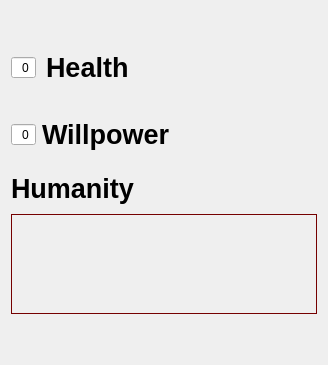
Old version of the form indicators.ui in the repository Pkow1999/Vampire-The-Masquerade-v5-Character-Sheet-for-Android.
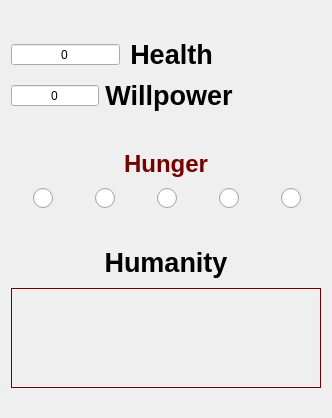
New version of the form. Icons and pictures are not drawn.

Commit message: Completed indicators

Diff of the .ui file:
```diff
--- a/indicators.ui
+++ b/indicators.ui
@@ -6,8 +6,8 @@
    <rect>
     <x>0</x>
     <y>0</y>
-    <width>328</width>
-    <height>365</height>
+    <width>332</width>
+    <height>418</height>
    </rect>
   </property>
   <property name="sizePolicy">
@@ -58,7 +58,7 @@
       <number>10</number>
      </property>
      <property name="sizeConstraint">
-      <enum>QLayout::SetDefaultConstraint</enum>
+      <enum>QLayout::SetMinimumSize</enum>
      </property>
      <item>
       <layout class="QVBoxLayout" name="HealthParentLayout">
@@ -70,11 +70,17 @@
          <item>
           <widget class="QSpinBox" name="healthModifier">
            <property name="sizePolicy">
-            <sizepolicy hsizetype="Maximum" vsizetype="Maximum">
+            <sizepolicy hsizetype="Expanding" vsizetype="Maximum">
              <horstretch>0</horstretch>
              <verstretch>0</verstretch>
             </sizepolicy>
            </property>
+           <property name="minimumSize">
+            <size>
+             <width>0</width>
+             <height>0</height>
+            </size>
+           </property>
            <property name="focusPolicy">
             <enum>Qt::ClickFocus</enum>
            </property>
@@ -82,7 +88,7 @@
             <enum>Qt::RightToLeft</enum>
            </property>
            <property name="alignment">
-            <set>Qt::AlignRight|Qt::AlignTrailing|Qt::AlignVCenter</set>
+            <set>Qt::AlignCenter</set>
            </property>
            <property name="buttonSymbols">
             <enum>QAbstractSpinBox::NoButtons</enum>
@@ -112,8 +118,27 @@
            <property name="text">
             <string>Health</string>
            </property>
+           <property name="alignment">
+            <set>Qt::AlignCenter</set>
+           </property>
           </widget>
          </item>
+         <item>
+          <spacer name="horizontalSpacer_2">
+           <property name="orientation">
+            <enum>Qt::Horizontal</enum>
+           </property>
+           <property name="sizeType">
+            <enum>QSizePolicy::Expanding</enum>
+           </property>
+           <property name="sizeHint" stdset="0">
+            <size>
+             <width>40</width>
+             <height>20</height>
+            </size>
+           </property>
+          </spacer>
+         </item>
         </layout>
        </item>
        <item>
@@ -147,7 +172,7 @@
             <bool>true</bool>
            </property>
            <property name="sizePolicy">
-            <sizepolicy hsizetype="Maximum" vsizetype="Maximum">
+            <sizepolicy hsizetype="Expanding" vsizetype="Maximum">
              <horstretch>0</horstretch>
              <verstretch>0</verstretch>
             </sizepolicy>
@@ -159,7 +184,7 @@
             <enum>Qt::RightToLeft</enum>
            </property>
            <property name="alignment">
-            <set>Qt::AlignRight|Qt::AlignTrailing|Qt::AlignVCenter</set>
+            <set>Qt::AlignCenter</set>
            </property>
            <property name="buttonSymbols">
             <enum>QAbstractSpinBox::NoButtons</enum>
@@ -196,10 +221,26 @@
             <string>Willpower</string>
            </property>
            <property name="alignment">
-            <set>Qt::AlignLeading|Qt::AlignLeft|Qt::AlignVCenter</set>
+            <set>Qt::AlignCenter</set>
            </property>
           </widget>
          </item>
+         <item>
+          <spacer name="horizontalSpacer">
+           <property name="orientation">
+            <enum>Qt::Horizontal</enum>
+           </property>
+           <property name="sizeType">
+            <enum>QSizePolicy::Expanding</enum>
+           </property>
+           <property name="sizeHint" stdset="0">
+            <size>
+             <width>40</width>
+             <height>20</height>
+            </size>
+           </property>
+          </spacer>
+         </item>
         </layout>
        </item>
        <item>
@@ -214,6 +255,235 @@
        </item>
       </layout>
      </item>
+     <item>
+      <spacer name="verticalSpacer_2">
+       <property name="orientation">
+        <enum>Qt::Vertical</enum>
+       </property>
+       <property name="sizeHint" stdset="0">
+        <size>
+         <width>20</width>
+         <height>40</height>
+        </size>
+       </property>
+      </spacer>
+     </item>
+     <item>
+      <layout class="QVBoxLayout" name="HungerParentLayout">
+       <item>
+        <widget class="QLabel" name="label_2">
+         <property name="font">
+          <font>
+           <pointsize>18</pointsize>
+           <bold>true</bold>
+          </font>
+         </property>
+         <property name="styleSheet">
+          <string notr="true">color: rgb(117, 0, 0);</string>
+         </property>
+         <property name="text">
+          <string>Hunger</string>
+         </property>
+         <property name="alignment">
+          <set>Qt::AlignCenter</set>
+         </property>
+        </widget>
+       </item>
+       <item>
+        <layout class="QHBoxLayout" name="StrengthDots">
+         <property name="spacing">
+          <number>20</number>
+         </property>
+         <property name="sizeConstraint">
+          <enum>QLayout::SetMinimumSize</enum>
+         </property>
+         <item>
+          <widget class="QRadioButton" name="radioButton">
+           <property name="sizePolicy">
+            <sizepolicy hsizetype="Fixed" vsizetype="Fixed">
+             <horstretch>0</horstretch>
+             <verstretch>0</verstretch>
+            </sizepolicy>
+           </property>
+           <property name="font">
+            <font>
+             <pointsize>14</pointsize>
+            </font>
+           </property>
+           <property name="layoutDirection">
+            <enum>Qt::RightToLeft</enum>
+           </property>
+           <property name="styleSheet">
+            <string notr="true">QRadioButton::indicator{
+
+width: 20px;
+height: 20px;
+}</string>
+           </property>
+           <property name="text">
+            <string/>
+           </property>
+           <property name="autoExclusive">
+            <bool>false</bool>
+           </property>
+           <attribute name="buttonGroup">
+            <string notr="true">hungerGroup</string>
+           </attribute>
+          </widget>
+         </item>
+         <item>
+          <widget class="QRadioButton" name="radioButton_2">
+           <property name="sizePolicy">
+            <sizepolicy hsizetype="Fixed" vsizetype="Fixed">
+             <horstretch>0</horstretch>
+             <verstretch>0</verstretch>
+            </sizepolicy>
+           </property>
+           <property name="font">
+            <font>
+             <pointsize>14</pointsize>
+            </font>
+           </property>
+           <property name="layoutDirection">
+            <enum>Qt::RightToLeft</enum>
+           </property>
+           <property name="styleSheet">
+            <string notr="true">QRadioButton::indicator{
+
+width: 20px;
+height: 20px;
+}</string>
+           </property>
+           <property name="text">
+            <string/>
+           </property>
+           <property name="autoExclusive">
+            <bool>false</bool>
+           </property>
+           <attribute name="buttonGroup">
+            <string notr="true">hungerGroup</string>
+           </attribute>
+          </widget>
+         </item>
+         <item>
+          <widget class="QRadioButton" name="radioButton_3">
+           <property name="sizePolicy">
+            <sizepolicy hsizetype="Fixed" vsizetype="Fixed">
+             <horstretch>0</horstretch>
+             <verstretch>0</verstretch>
+            </sizepolicy>
+           </property>
+           <property name="font">
+            <font>
+             <pointsize>14</pointsize>
+            </font>
+           </property>
+           <property name="layoutDirection">
+            <enum>Qt::RightToLeft</enum>
+           </property>
+           <property name="styleSheet">
+            <string notr="true">QRadioButton::indicator{
+
+width: 20px;
+height: 20px;
+}</string>
+           </property>
+           <property name="text">
+            <string/>
+           </property>
+           <property name="autoExclusive">
+            <bool>false</bool>
+           </property>
+           <attribute name="buttonGroup">
+            <string notr="true">hungerGroup</string>
+           </attribute>
+          </widget>
+         </item>
+         <item>
+          <widget class="QRadioButton" name="radioButton_4">
+           <property name="sizePolicy">
+            <sizepolicy hsizetype="Fixed" vsizetype="Fixed">
+             <horstretch>0</horstretch>
+             <verstretch>0</verstretch>
+            </sizepolicy>
+           </property>
+           <property name="font">
+            <font>
+             <pointsize>14</pointsize>
+            </font>
+           </property>
+           <property name="layoutDirection">
+            <enum>Qt::RightToLeft</enum>
+           </property>
+           <property name="styleSheet">
+            <string notr="true">QRadioButton::indicator{
+
+width: 20px;
+height: 20px;
+}</string>
+           </property>
+           <property name="text">
+            <string/>
+           </property>
+           <property name="autoExclusive">
+            <bool>false</bool>
+           </property>
+           <attribute name="buttonGroup">
+            <string notr="true">hungerGroup</string>
+           </attribute>
+          </widget>
+         </item>
+         <item>
+          <widget class="QRadioButton" name="radioButton_5">
+           <property name="sizePolicy">
+            <sizepolicy hsizetype="Fixed" vsizetype="Fixed">
+             <horstretch>0</horstretch>
+             <verstretch>0</verstretch>
+            </sizepolicy>
+           </property>
+           <property name="font">
+            <font>
+             <pointsize>14</pointsize>
+            </font>
+           </property>
+           <property name="layoutDirection">
+            <enum>Qt::RightToLeft</enum>
+           </property>
+           <property name="styleSheet">
+            <string notr="true">QRadioButton::indicator{
+
+width: 20px;
+height: 20px;
+}</string>
+           </property>
+           <property name="text">
+            <string/>
+           </property>
+           <property name="autoExclusive">
+            <bool>false</bool>
+           </property>
+           <attribute name="buttonGroup">
+            <string notr="true">hungerGroup</string>
+           </attribute>
+          </widget>
+         </item>
+        </layout>
+       </item>
+      </layout>
+     </item>
+     <item>
+      <spacer name="verticalSpacer_3">
+       <property name="orientation">
+        <enum>Qt::Vertical</enum>
+       </property>
+       <property name="sizeHint" stdset="0">
+        <size>
+         <width>20</width>
+         <height>40</height>
+        </size>
+       </property>
+      </spacer>
+     </item>
      <item>
       <layout class="QVBoxLayout" name="HumanityParentLayout">
        <property name="sizeConstraint">
@@ -237,7 +507,7 @@
           <string>Humanity</string>
          </property>
          <property name="alignment">
-          <set>Qt::AlignLeading|Qt::AlignLeft|Qt::AlignVCenter</set>
+          <set>Qt::AlignCenter</set>
          </property>
         </widget>
        </item>
@@ -312,24 +582,24 @@
        </item>
       </layout>
      </item>
-     <item>
-      <spacer name="verticalSpacer">
-       <property name="orientation">
-        <enum>Qt::Vertical</enum>
-       </property>
-       <property name="sizeType">
-        <enum>QSizePolicy::Preferred</enum>
-       </property>
-       <property name="sizeHint" stdset="0">
-        <size>
-         <width>20</width>
-         <height>40</height>
-        </size>
-       </property>
-      </spacer>
-     </item>
     </layout>
    </item>
+   <item>
+    <spacer name="verticalSpacer">
+     <property name="orientation">
+      <enum>Qt::Vertical</enum>
+     </property>
+     <property name="sizeType">
+      <enum>QSizePolicy::Preferred</enum>
+     </property>
+     <property name="sizeHint" stdset="0">
+      <size>
+       <width>20</width>
+       <height>40</height>
+      </size>
+     </property>
+    </spacer>
+   </item>
   </layout>
  </widget>
  <resources>
```
Left out of the diff: 7 changed lines with no effect on the pictures. The commit also changes 2 other files.
